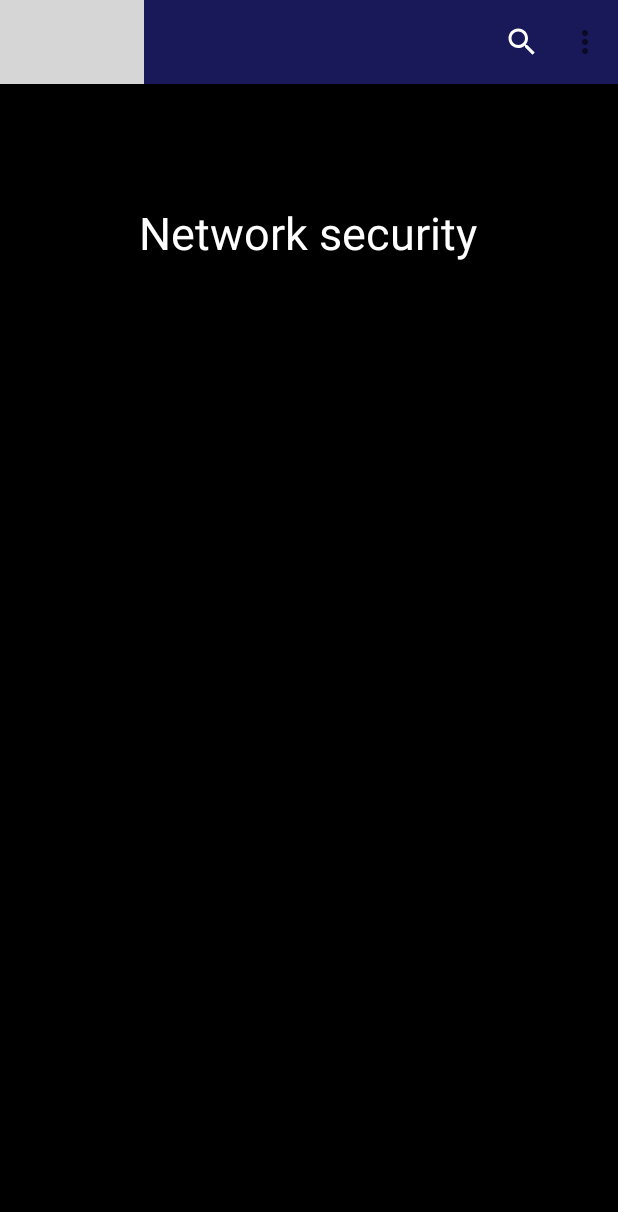
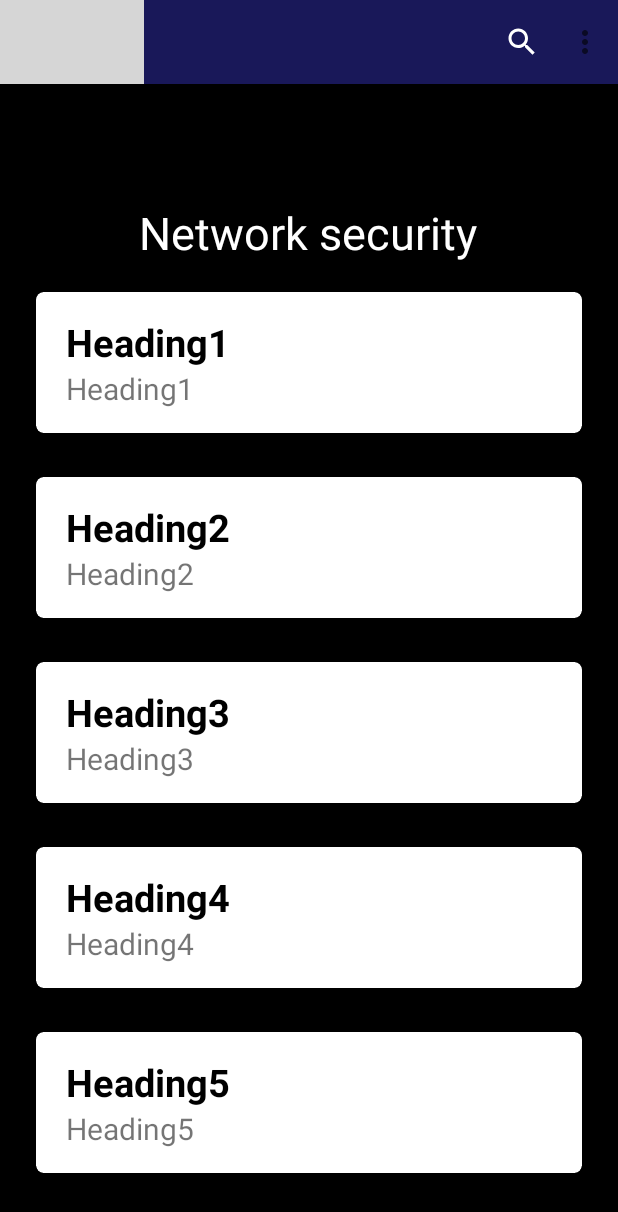
Before and after one commit to Dark-Knight11/CyberSec-App, an Android app: the Topic_1 screen opened directly, with no data from a screen before it, on a phone screen of 412 x 824 dp. Shown: the top 1212 px of the screen. Run offline under Robolectric (Android 15) with nearby library versions, the phone set to English and light mode, and no system bars; grey boxes are pictures that could not be loaded.

Commit message:
Adding RecyclerViews to activity_topics

```diff
--- /dev/null
+++ b/app/src/main/java/com/sies/cyber/DataModelInner.java
@@ -0,0 +1,26 @@
+package com.sies.cyber;
+
+public class DataModelInner {
+    String title, description;
+
+    public DataModelInner(String title, String description) {
+        this.title = title;
+        this.description = description;
+    }
+
+    public String getTitle() {
+        return title;
+    }
+
+    public void setTitle(String title) {
+        this.title = title;
+    }
+
+    public String getDescription() {
+        return description;
+    }
+
+    public void setDescription(String description) {
+        this.description = description;
+    }
+}
--- a/app/src/main/java/com/sies/cyber/Topic_1.java
+++ b/app/src/main/java/com/sies/cyber/Topic_1.java
@@ -3,12 +3,49 @@ package com.sies.cyber;
 import android.os.Bundle;
 
 import androidx.appcompat.app.AppCompatActivity;
+import androidx.recyclerview.widget.GridLayoutManager;
+import androidx.recyclerview.widget.LinearLayoutManager;
+import androidx.recyclerview.widget.RecyclerView;
+
+import com.sies.cyber.fragments.DataModel;
+import com.sies.cyber.fragments.myAdapter;
+
+import java.util.ArrayList;
+
+import static android.widget.GridLayout.VERTICAL;
 
 public class Topic_1 extends AppCompatActivity {
+    RecyclerView mRecyclerView;
+    ArrayList<DataModelInner> dataHolder;
 
     @Override
     protected void onCreate(Bundle savedInstanceState) {
         super.onCreate(savedInstanceState);
         setContentView(R.layout.activity_topic_1);
+        mRecyclerView = findViewById(R.id.recView1);
+
+        mRecyclerView.setLayoutManager(new LinearLayoutManager(this));
+        dataHolder = new ArrayList<>();
+
+
+        DataModelInner ob1 = new DataModelInner("Heading1","Description1");
+        dataHolder.add(ob1);
+
+        DataModelInner ob2 = new DataModelInner("Heading2","Description2");
+        dataHolder.add(ob2);
+
+        DataModelInner ob3 = new DataModelInner("Heading3","Description3");
+        dataHolder.add(ob3);
+
+        DataModelInner ob4 = new DataModelInner("Heading4","Description4");
+        dataHolder.add(ob4);
+
+        DataModelInner ob5 = new DataModelInner("Heading5","Description5");
+        dataHolder.add(ob5);
+
+
+
+
+        mRecyclerView.setAdapter(new myAdapterInner(dataHolder));
     }
 }
--- a/app/src/main/java/com/sies/cyber/Topic_2.java
+++ b/app/src/main/java/com/sies/cyber/Topic_2.java
@@ -3,12 +3,49 @@ package com.sies.cyber;
 import android.os.Bundle;
 
 import androidx.appcompat.app.AppCompatActivity;
+import androidx.recyclerview.widget.GridLayoutManager;
+import androidx.recyclerview.widget.LinearLayoutManager;
+import androidx.recyclerview.widget.RecyclerView;
+
+import com.sies.cyber.fragments.DataModel;
+import com.sies.cyber.fragments.myAdapter;
+
+import java.util.ArrayList;
+
+import static android.widget.GridLayout.VERTICAL;
 
 public class Topic_2 extends AppCompatActivity {
+    RecyclerView mRecyclerView;
+    ArrayList<DataModelInner> dataHolder;
 
     @Override
     protected void onCreate(Bundle savedInstanceState) {
         super.onCreate(savedInstanceState);
         setContentView(R.layout.activity_topic_2);
+        mRecyclerView = findViewById(R.id.recView1);
+
+        mRecyclerView.setLayoutManager(new LinearLayoutManager(this));
+        dataHolder = new ArrayList<>();
+
+
+        DataModelInner ob1 = new DataModelInner("Heading1","Description1");
+        dataHolder.add(ob1);
+
+        DataModelInner ob2 = new DataModelInner("Heading2","Description2");
+        dataHolder.add(ob2);
+
+        DataModelInner ob3 = new DataModelInner("Heading3","Description3");
+        dataHolder.add(ob3);
+
+        DataModelInner ob4 = new DataModelInner("Heading4","Description4");
+        dataHolder.add(ob4);
+
+        DataModelInner ob5 = new DataModelInner("Heading5","Description5");
+        dataHolder.add(ob5);
+
+
+
+
+        mRecyclerView.setAdapter(new myAdapterInner(dataHolder));
     }
 }
--- /dev/null
+++ b/app/src/main/java/com/sies/cyber/myAdapterInner.java
@@ -0,0 +1,71 @@
+package com.sies.cyber;
+
+import android.content.Intent;
+import android.view.LayoutInflater;
+import android.view.View;
+import android.view.ViewGroup;
+import android.widget.ImageView;
+import android.widget.TextView;
+import android.widget.Toast;
+
+import androidx.annotation.NonNull;
+import androidx.recyclerview.widget.RecyclerView;
+
+import com.sies.cyber.R;
+import com.sies.cyber.Topic_1;
+import com.sies.cyber.Topic_2;
+
+import java.util.ArrayList;
+
+public class myAdapterInner extends RecyclerView.Adapter<myAdapterInner.myViewHolder>{
+
+    ArrayList<DataModelInner> dataHolder;
+
+    public myAdapterInner(ArrayList<DataModelInner> dataHolder) {
+        this.dataHolder = dataHolder;
+    }
+
+    @NonNull
+    @Override
+    public myViewHolder onCreateViewHolder(@NonNull ViewGroup parent, int viewType) {
+        View view = LayoutInflater.from(parent.getContext()).inflate(R.layout.activity_topic_example,parent,false);
+        return new myViewHolder(view);
+    }
+
+    @Override
+    public void onBindViewHolder(@NonNull myViewHolder holder, int position) {
+        holder.title.setText(dataHolder.get(position).getTitle());
+        holder.description.setText(dataHolder.get(position).getTitle());
+    }
+
+    @Override
+    public int getItemCount() {
+        return dataHolder.size();
+    }
+
+    class myViewHolder extends RecyclerView.ViewHolder {
+        TextView title;
+        TextView description;
+
+        public myViewHolder(@NonNull View itemView) {
+            super(itemView);
+            title = itemView.findViewById(R.id.activity_topic_title);
+            description = itemView.findViewById(R.id.activity_topic_description);
+
+
+            itemView.setOnClickListener(view -> Toast.makeText(view.getContext(),"Clicked on " + getAdapterPosition(),Toast.LENGTH_SHORT).show());
+//            itemView.setOnClickListener(this::onClick);
+        }
+
+//        private void onClick(View view) {
+//            switch (getAdapterPosition()) {
+//                case 0:
+//                    view.getContext().startActivity(new Intent(view.getContext(), Topic_1.class));
+//                    break;
+//                case 1:
+//                    view.getContext().startActivity(new Intent(view.getContext(), Topic_2.class));
+//                    break;
+//            }
+//        }
+    }
+}
--- a/app/src/main/res/layout/activity_topic_1.xml
+++ b/app/src/main/res/layout/activity_topic_1.xml
@@ -38,9 +38,12 @@
         app:layout_constraintVertical_bias="0.108" />
 
     <androidx.recyclerview.widget.RecyclerView
-        android:layout_width="wrap_content"
-        android:layout_height="wrap_content"
-
+        android:layout_width="match_parent"
+        android:layout_height="match_parent"
+        android:layout_marginTop="180dp"
+        android:layout_marginStart="10dp"
+        android:layout_marginEnd="10dp"
+        android:id="@+id/recView1"
         app:layout_constraintBottom_toBottomOf="parent"
         app:layout_constraintEnd_toEndOf="parent"
         app:layout_constraintStart_toStartOf="parent"
--- a/app/src/main/res/layout/activity_topic_2.xml
+++ b/app/src/main/res/layout/activity_topic_2.xml
@@ -38,9 +38,12 @@
         app:layout_constraintVertical_bias="0.108" />
 
     <androidx.recyclerview.widget.RecyclerView
-        android:layout_width="wrap_content"
-        android:layout_height="wrap_content"
-
+        android:layout_width="match_parent"
+        android:layout_height="match_parent"
+        android:layout_marginTop="180dp"
+        android:layout_marginStart="10dp"
+        android:layout_marginEnd="10dp"
+        android:id="@+id/recView1"
         app:layout_constraintBottom_toBottomOf="parent"
         app:layout_constraintEnd_toEndOf="parent"
         app:layout_constraintStart_toStartOf="parent"
--- /dev/null
+++ b/app/src/main/res/layout/activity_topic_example.xml
@@ -0,0 +1,53 @@
+<?xml version="1.0" encoding="utf-8"?>
+<androidx.cardview.widget.CardView xmlns:android="http://schemas.android.com/apk/res/android"
+    android:layout_width="match_parent"
+    android:layout_height="wrap_content"
+    xmlns:app="http://schemas.android.com/apk/res-auto"
+    app:cardCornerRadius="5dp"
+    android:layout_margin="10dp"
+    android:elevation="5dp"
+    app:cardUseCompatPadding="true">
+
+    <RelativeLayout
+        android:layout_width="match_parent"
+        android:layout_height="wrap_content"
+        android:padding="16dp">
+
+
+<!--        <ImageView-->
+<!--            android:id="@+id/img1"-->
+<!--            android:layout_width="80dp"-->
+<!--            android:layout_height="80dp"-->
+<!--            android:layout_alignParentStart="true"-->
+<!--            android:layout_alignParentTop="true"-->
+<!--            android:layout_marginStart="23dp"-->
+<!--            android:layout_marginTop="8dp"-->
+<!--            android:src="@mipmap/ic_launcher" />-->
+
+        <TextView
+            android:id="@+id/activity_topic_title"
+            android:layout_width="match_parent"
+            android:layout_height="wrap_content"
+            android:text="This is Header Text"
+            android:layout_marginStart="4dp"
+            android:textColor="#000"
+            android:textSize="25sp"
+            android:textStyle="bold"
+            android:layout_alignParentStart="true"
+            android:layout_alignParentTop="true"
+            android:gravity="center_vertical"
+            />
+
+        <TextView
+            android:id="@+id/activity_topic_description"
+            android:layout_width="match_parent"
+            android:layout_height="wrap_content"
+            android:layout_marginStart="4dp"
+            android:layout_alignParentStart="true"
+            android:layout_below="@+id/activity_topic_title"
+            android:text="This is Description Text"
+            android:textSize="20sp" />
+
+    </RelativeLayout>
+
+</androidx.cardview.widget.CardView>
--- a/app/src/main/res/layout/topic_grid.xml
+++ b/app/src/main/res/layout/topic_grid.xml
@@ -14,6 +14,7 @@
         android:layout_height="wrap_content"
         app:cardElevation="10dp"
         android:layout_marginVertical="0dp"
+        android:background="#00000000"
         app:layout_constraintBottom_toBottomOf="parent"
         app:layout_constraintEnd_toEndOf="parent"
         app:layout_constraintHorizontal_bias="0.5"
@@ -23,7 +24,7 @@
         <RelativeLayout
             android:layout_width="wrap_content"
             android:layout_height="wrap_content"
-            android:background="#000000">
+            android:background="#00000000">
             <ImageView
                 android:layout_width="170dp"
                 android:layout_height="203dp"
```
